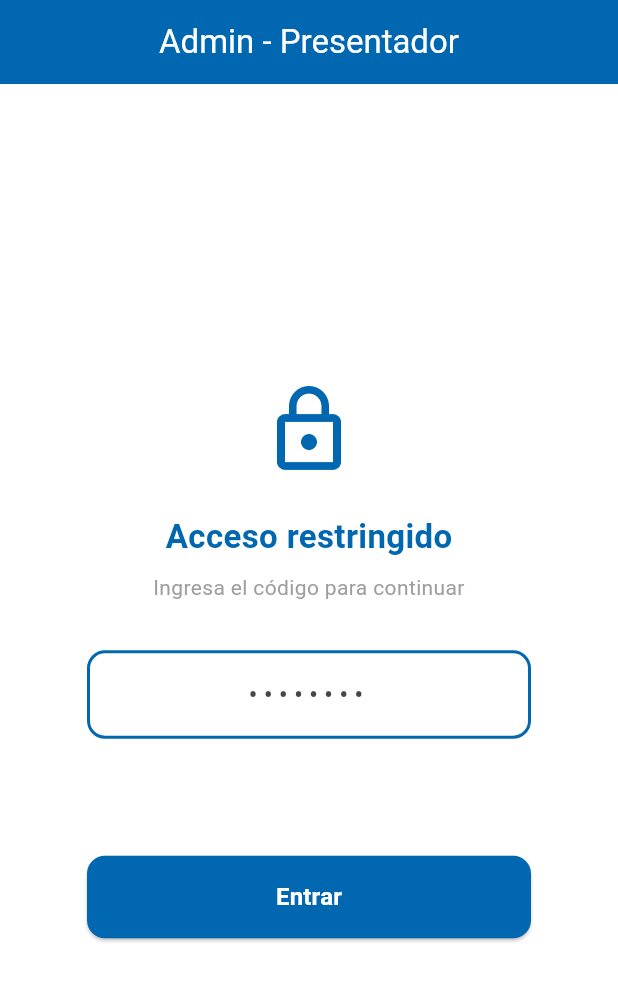
After one commit to SammyCode/flutter_bingo, a Flutter app: the AdminScreen screen opened by its route, on a phone screen of 412 x 824 dp. The commit adds this screen. Shown: the top 981 px of the screen. Run offline on Flutter 3.47's test engine with Material 3 defaults, Android fonts, the phone set to English and light mode, and no system bars; our stand-ins replace go_router.

Commit message:
Added admin page with tracking images

```diff
--- /dev/null
+++ b/lib/admin_screen.dart
@@ -0,0 +1,511 @@
+import 'dart:math';
+import 'package:flutter/material.dart';
+import 'package:go_router/go_router.dart';
+import 'package:flutter_bingo/bingo_images.dart';
+
+class AdminScreen extends StatefulWidget {
+  const AdminScreen({super.key});
+
+  @override
+  State<AdminScreen> createState() => _AdminScreenState();
+}
+
+class _AdminScreenState extends State<AdminScreen> {
+  // --- Auth gate ---
+  bool _isAuthenticated = false;
+  final TextEditingController _codeController = TextEditingController();
+  bool _showError = false;
+
+  // --- Main screen state ---
+  late List<String> _shuffledImages;
+  int _currentIndex = 0;
+  final List<String> _shownImages = [];
+
+  @override
+  void initState() {
+    super.initState();
+    final allImages = bingoImages.map((e) => e.image).toList();
+    _shuffledImages = List.from(allImages)..shuffle(Random());
+    if (_shuffledImages.isNotEmpty) {
+      _shownImages.add(_shuffledImages[0]);
+    }
+  }
+
+  @override
+  void dispose() {
+    _codeController.dispose();
+    super.dispose();
+  }
+
+  void _verifyCode() {
+    if (_codeController.text == 'FlutterGT') {
+      setState(() {
+        _isAuthenticated = true;
+        _showError = false;
+      });
+    } else {
+      setState(() => _showError = true);
+    }
+  }
+
+  Widget _buildCodeGate() {
+    return Scaffold(
+      backgroundColor: Colors.white,
+      appBar: AppBar(
+        title: const Text(
+          'Admin - Presentador',
+          style: TextStyle(color: Colors.white),
+        ),
+        centerTitle: true,
+        backgroundColor: const Color.fromARGB(255, 1, 103, 176),
+      ),
+      body: Center(
+        child: ConstrainedBox(
+          constraints: const BoxConstraints(maxWidth: 360),
+          child: Padding(
+            padding: const EdgeInsets.all(32.0),
+            child: Column(
+              mainAxisAlignment: MainAxisAlignment.center,
+              children: [
+                const Icon(
+                  Icons.lock_outline,
+                  size: 64,
+                  color: Color.fromARGB(255, 1, 103, 176),
+                ),
+                const SizedBox(height: 24),
+                const Text(
+                  'Acceso restringido',
+                  style: TextStyle(
+                    fontSize: 22,
+                    fontWeight: FontWeight.bold,
+                    color: Color.fromARGB(255, 1, 103, 176),
+                  ),
+                ),
+                const SizedBox(height: 8),
+                const Text(
+                  'Ingresa el código para continuar',
+                  style: TextStyle(fontSize: 14, color: Colors.grey),
+                  textAlign: TextAlign.center,
+                ),
+                const SizedBox(height: 32),
+                TextField(
+                  controller: _codeController,
+                  obscureText: true,
+                  textAlign: TextAlign.center,
+                  style: const TextStyle(fontSize: 18, letterSpacing: 4),
+                  decoration: InputDecoration(
+                    hintText: '••••••••',
+                    hintStyle: const TextStyle(letterSpacing: 4),
+                    contentPadding: const EdgeInsets.symmetric(
+                        vertical: 16, horizontal: 20),
+                    enabledBorder: OutlineInputBorder(
+                      borderRadius: BorderRadius.circular(12),
+                      borderSide: BorderSide(
+                        color: _showError
+                            ? Colors.red
+                            : const Color.fromARGB(255, 1, 103, 176),
+                        width: 2,
+                      ),
+                    ),
+                    focusedBorder: OutlineInputBorder(
+                      borderRadius: BorderRadius.circular(12),
+                      borderSide: BorderSide(
+                        color: _showError
+                            ? Colors.red
+                            : const Color.fromARGB(255, 1, 103, 176),
+                        width: 2,
+                      ),
+                    ),
+                  ),
+                  onSubmitted: (_) => _verifyCode(),
+                  onChanged: (_) {
+                    if (_showError) setState(() => _showError = false);
+                  },
+                ),
+                const SizedBox(height: 12),
+                // Error message
+                AnimatedOpacity(
+                  opacity: _showError ? 1.0 : 0.0,
+                  duration: const Duration(milliseconds: 250),
+                  child: Container(
+                    padding: const EdgeInsets.symmetric(
+                        vertical: 10, horizontal: 16),
+                    decoration: BoxDecoration(
+                      color: Colors.red.shade50,
+                      border: Border.all(color: Colors.red.shade300),
+                      borderRadius: BorderRadius.circular(8),
+                    ),
+                    child: Row(
+                      mainAxisAlignment: MainAxisAlignment.center,
+                      children: [
+                        Icon(Icons.error_outline,
+                            color: Colors.red.shade700, size: 18),
+                        const SizedBox(width: 8),
+                        Text(
+                          'Codigo Incorrecto',
+                          style: TextStyle(
+                            color: Colors.red.shade700,
+                            fontWeight: FontWeight.w600,
+                          ),
+                        ),
+                      ],
+                    ),
+                  ),
+                ),
+                const SizedBox(height: 24),
+                SizedBox(
+                  width: double.infinity,
+                  child: ElevatedButton(
+                    style: ElevatedButton.styleFrom(
+                      backgroundColor: const Color.fromARGB(255, 1, 103, 176),
+                      foregroundColor: Colors.white,
+                      padding: const EdgeInsets.symmetric(vertical: 16),
+                      shape: RoundedRectangleBorder(
+                        borderRadius: BorderRadius.circular(12),
+                      ),
+                    ),
+                    onPressed: _verifyCode,
+                    child: const Text(
+                      'Entrar',
+                      style:
+                          TextStyle(fontSize: 16, fontWeight: FontWeight.bold),
+                    ),
+                  ),
+                ),
+              ],
+            ),
+          ),
+        ),
+      ),
+    );
+  }
+
+  void _goNext() {
+    if (_currentIndex < _shuffledImages.length - 1) {
+      setState(() {
+        _currentIndex++;
+        if (!_shownImages.contains(_shuffledImages[_currentIndex])) {
+          _shownImages.add(_shuffledImages[_currentIndex]);
+        }
+      });
+    }
+  }
+
+  void _goPrevious() {
+    if (_currentIndex > 0) {
+      setState(() {
+        _currentIndex--;
+      });
+    }
+  }
+
+  String _imageName(String path) {
+    final name = path.split('/').last;
+    return name.replaceAll('.png', '');
+  }
+
+  void _showFinishDialog() {
+    showDialog(
+      context: context,
+      builder: (ctx) {
+        return Dialog(
+          backgroundColor: Colors.white,
+          shape: RoundedRectangleBorder(
+            borderRadius: BorderRadius.circular(16),
+          ),
+          child: ConstrainedBox(
+            constraints: BoxConstraints(
+              maxWidth: 600,
+              maxHeight: MediaQuery.of(context).size.height * 0.8,
+            ),
+            child: Padding(
+              padding: const EdgeInsets.all(24.0),
+              child: Column(
+                mainAxisSize: MainAxisSize.min,
+                children: [
+                  Row(
+                    children: [
+                      const Icon(Icons.check_circle,
+                          color: Color.fromARGB(255, 1, 103, 176), size: 28),
+                      const SizedBox(width: 10),
+                      const Expanded(
+                        child: Text(
+                          'Imágenes mostradas',
+                          style: TextStyle(
+                            fontSize: 20,
+                            fontWeight: FontWeight.bold,
+                            color: Color.fromARGB(255, 1, 103, 176),
+                          ),
+                        ),
+                      ),
+                      Text(
+                        '${_shownImages.length}/${_shuffledImages.length}',
+                        style: const TextStyle(
+                          fontSize: 16,
+                          color: Colors.grey,
+                        ),
+                      ),
+                    ],
+                  ),
+                  const SizedBox(height: 16),
+                  const Divider(),
+                  Flexible(
+                    child: GridView.builder(
+                      shrinkWrap: true,
+                      gridDelegate:
+                          const SliverGridDelegateWithFixedCrossAxisCount(
+                        crossAxisCount: 4,
+                        crossAxisSpacing: 10,
+                        mainAxisSpacing: 10,
+                      ),
+                      itemCount: _shownImages.length,
+                      itemBuilder: (ctx, i) {
+                        return Column(
+                          children: [
+                            Expanded(
+                              child: Container(
+                                decoration: BoxDecoration(
+                                  border: Border.all(
+                                    color:
+                                        const Color.fromARGB(255, 1, 103, 176),
+                                    width: 2,
+                                  ),
+                                  borderRadius: BorderRadius.circular(8),
+                                ),
+                                child: ClipRRect(
+                                  borderRadius: BorderRadius.circular(6),
+                                  child: Image.asset(
+                                    _shownImages[i],
+                                    fit: BoxFit.contain,
+                                  ),
+                                ),
+                              ),
+                            ),
+                            const SizedBox(height: 4),
+                            Text(
+                              _imageName(_shownImages[i]),
+                              style: const TextStyle(fontSize: 9),
+                              textAlign: TextAlign.center,
+                              maxLines: 1,
+                              overflow: TextOverflow.ellipsis,
+                            ),
+                          ],
+                        );
+                      },
+                    ),
+                  ),
+                  const SizedBox(height: 16),
+                  const Divider(),
+                  const SizedBox(height: 8),
+                  SizedBox(
+                    width: double.infinity,
+                    child: ElevatedButton(
+                      style: ElevatedButton.styleFrom(
+                        backgroundColor: const Color.fromARGB(255, 1, 103, 176),
+                        foregroundColor: Colors.white,
+                        shape: RoundedRectangleBorder(
+                          borderRadius: BorderRadius.circular(8),
+                        ),
+                      ),
+                      onPressed: () => Navigator.of(ctx).pop(),
+                      child: const Text('Cerrar'),
+                    ),
+                  ),
+                ],
+              ),
+            ),
+          ),
+        );
+      },
+    );
+  }
+
+  @override
+  Widget build(BuildContext context) {
+    if (!_isAuthenticated) return _buildCodeGate();
+
+    final currentImage =
+        _shuffledImages.isEmpty ? null : _shuffledImages[_currentIndex];
+    final isFirst = _currentIndex == 0;
+    final isLast = _currentIndex == _shuffledImages.length - 1;
+
+    return Scaffold(
+      backgroundColor: Colors.white,
+      appBar: AppBar(
+        title: const Text(
+          'Admin - Presentador',
+          style: TextStyle(color: Colors.white),
+        ),
+        centerTitle: true,
+        backgroundColor: const Color.fromARGB(255, 1, 103, 176),
+        actions: [
+          Padding(
+            padding: const EdgeInsets.only(right: 12),
+            child: Center(
+              child: Text(
+                '${_currentIndex + 1} / ${_shuffledImages.length}',
+                style: const TextStyle(
+                  color: Colors.white,
+                  fontSize: 16,
+                  fontWeight: FontWeight.w600,
+                ),
+              ),
+            ),
+          ),
+        ],
+      ),
+      body: Column(
+        children: [
+          // Progress indicator
+          LinearProgressIndicator(
+            value: _shuffledImages.isEmpty
+                ? 0
+                : (_currentIndex + 1) / _shuffledImages.length,
+            backgroundColor: Colors.grey.shade200,
+            color: const Color.fromARGB(255, 1, 103, 176),
+            minHeight: 4,
+          ),
+
+          // Main image display
+          Expanded(
+            child: Padding(
+              padding: const EdgeInsets.all(24.0),
+              child: currentImage == null
+                  ? const Center(child: Text('No hay imágenes'))
+                  : Column(
+                      mainAxisAlignment: MainAxisAlignment.center,
+                      children: [
+                        // Image name
+                        Text(
+                          _imageName(currentImage),
+                          style: const TextStyle(
+                            fontSize: 28,
+                            fontWeight: FontWeight.bold,
+                            color: Color.fromARGB(255, 1, 103, 176),
+                          ),
+                          textAlign: TextAlign.center,
+                        ),
+                        const SizedBox(height: 24),
+                        // Big image
+                        Expanded(
+                          child: Container(
+                            constraints: const BoxConstraints(maxWidth: 500),
+                            decoration: BoxDecoration(
+                              border: Border.all(
+                                color: const Color.fromARGB(255, 1, 103, 176),
+                                width: 3,
+                              ),
+                              borderRadius: BorderRadius.circular(16),
+                              boxShadow: [
+                                BoxShadow(
+                                  color: Colors.blue.shade100,
+                                  blurRadius: 20,
+                                  spreadRadius: 2,
+                                ),
+                              ],
+                            ),
+                            child: ClipRRect(
+                              borderRadius: BorderRadius.circular(13),
+                              child: Image.asset(
+                                currentImage,
+                                fit: BoxFit.contain,
+                              ),
+                            ),
+                          ),
+                        ),
+                      ],
+                    ),
+            ),
+          ),
+
+          // Navigation buttons
+          Container(
+            padding: const EdgeInsets.symmetric(horizontal: 24, vertical: 16),
+            decoration: BoxDecoration(
+              color: Colors.white,
+              boxShadow: [
+                BoxShadow(
+                  color: Colors.grey.shade200,
+                  blurRadius: 8,
+                  offset: const Offset(0, -2),
+                ),
+              ],
+            ),
+            child: Row(
+              children: [
+                // Previous button
+                Expanded(
+                  child: OutlinedButton.icon(
+                    icon: const Icon(Icons.arrow_back_ios),
+                    label: const Text('Anterior'),
+                    style: OutlinedButton.styleFrom(
+                      foregroundColor: isFirst
+                          ? Colors.grey
+                          : const Color.fromARGB(255, 1, 103, 176),
+                      side: BorderSide(
+                        color: isFirst
+                            ? Colors.grey.shade300
+                            : const Color.fromARGB(255, 1, 103, 176),
+                      ),
+                      padding: const EdgeInsets.symmetric(vertical: 14),
+                      shape: RoundedRectangleBorder(
+                        borderRadius: BorderRadius.circular(10),
+                      ),
+                    ),
+                    onPressed: isFirst ? null : _goPrevious,
+                  ),
+                ),
+                const SizedBox(width: 12),
+
+                // Finish button
+                ElevatedButton.icon(
+                  icon: const Icon(Icons.list_alt),
+                  label: const Text('Ver'),
+                  style: ElevatedButton.styleFrom(
+                    backgroundColor: Colors.orange.shade700,
+                    foregroundColor: Colors.white,
+                    padding: const EdgeInsets.symmetric(
+                        vertical: 14, horizontal: 20),
+                    shape: RoundedRectangleBorder(
+                      borderRadius: BorderRadius.circular(10),
+                    ),
+                  ),
+                  onPressed: _showFinishDialog,
+                ),
+                const SizedBox(width: 12),
+
+                // Next button
+                Expanded(
+                  child: ElevatedButton.icon(
+                    iconAlignment: IconAlignment.end,
+                    icon: const Icon(Icons.arrow_forward_ios),
+                    label: const Text('Siguiente'),
+                    style: ElevatedButton.styleFrom(
+                      backgroundColor: isLast
+                          ? Colors.grey.shade300
+                          : const Color.fromARGB(255, 1, 103, 176),
+                      foregroundColor: isLast ? Colors.grey : Colors.white,
+                      padding: const EdgeInsets.symmetric(vertical: 14),
+                      shape: RoundedRectangleBorder(
+                        borderRadius: BorderRadius.circular(10),
+                      ),
+                    ),
+                    onPressed: isLast ? null : _goNext,
+                  ),
+                ),
+              ],
+            ),
+          ),
+
+          Padding(
+            padding: const EdgeInsets.only(bottom: 12),
+            child: Text(
+              'Developed by SammyCode',
+              style: TextStyle(color: Colors.grey.shade500, fontSize: 12),
+            ),
+          ),
+        ],
+      ),
+    );
+  }
+}
--- a/lib/bingo_screen.dart
+++ b/lib/bingo_screen.dart
@@ -1,5 +1,6 @@
 import 'dart:math';
 import 'package:flutter/material.dart';
+import 'package:go_router/go_router.dart';
 import 'package:flutter_bingo/bingo_card.dart';
 import 'package:flutter_bingo/bingo_images.dart';
 
--- a/lib/main.dart
+++ b/lib/main.dart
@@ -1,7 +1,22 @@
 // ignore_for_file: library_private_types_in_public_api
 
 import 'package:flutter/material.dart';
+import 'package:go_router/go_router.dart';
 import 'package:flutter_bingo/bingo_screen.dart';
+import 'package:flutter_bingo/admin_screen.dart';
+
+final GoRouter _router = GoRouter(
+  routes: [
+    GoRoute(
+      path: '/',
+      builder: (context, state) => const BingoScreen(),
+    ),
+    GoRoute(
+      path: '/admin',
+      builder: (context, state) => const AdminScreen(),
+    ),
+  ],
+);
 
 void main() {
   runApp(const BingoApp());
@@ -12,9 +27,9 @@ class BingoApp extends StatelessWidget {
 
   @override
   Widget build(BuildContext context) {
-    return const MaterialApp(
+    return MaterialApp.router(
       debugShowCheckedModeBanner: false,
-      home: BingoScreen(),
+      routerConfig: _router,
     );
   }
 }
--- a/pubspec.yaml
+++ b/pubspec.yaml
@@ -13,6 +13,7 @@ dependencies:
     sdk: flutter
 
   cupertino_icons: ^1.0.2
+  go_router: ^13.0.0
 
 dev_dependencies:
   flutter_test:
```
Also changed, not shown: firebase.json (added), pubspec.lock, 33 other files.
